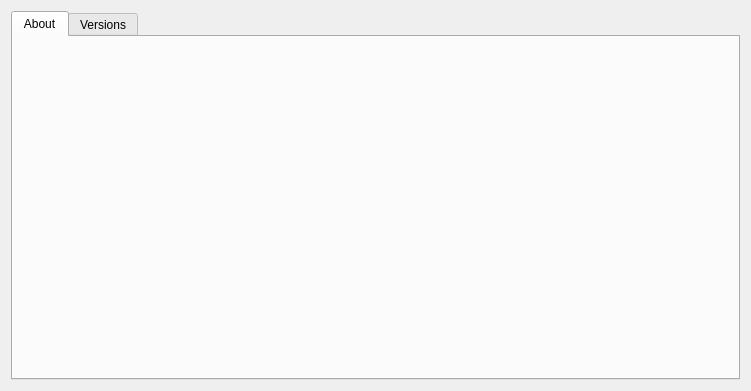
This is src/gui/mainwindow/aboutview.ui in owncloud/client as Qt 5 draws it before an edit. The edited form follows.
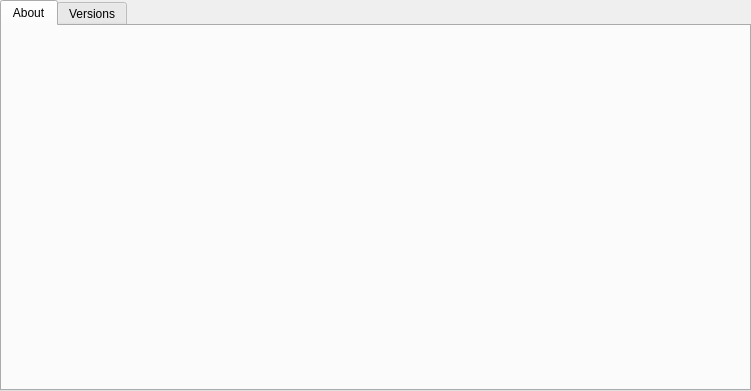
This is the edited form. Icons and pictures are not drawn.

```diff
--- a/src/gui/mainwindow/aboutview.ui
+++ b/src/gui/mainwindow/aboutview.ui
@@ -23,6 +23,18 @@
    <enum>Qt::LayoutDirection::LeftToRight</enum>
   </property>
   <layout class="QVBoxLayout" name="verticalLayout">
+   <property name="leftMargin">
+    <number>0</number>
+   </property>
+   <property name="topMargin">
+    <number>0</number>
+   </property>
+   <property name="rightMargin">
+    <number>0</number>
+   </property>
+   <property name="bottomMargin">
+    <number>0</number>
+   </property>
    <item>
     <widget class="QTabWidget" name="tabWidget">
      <property name="focusPolicy">
```
